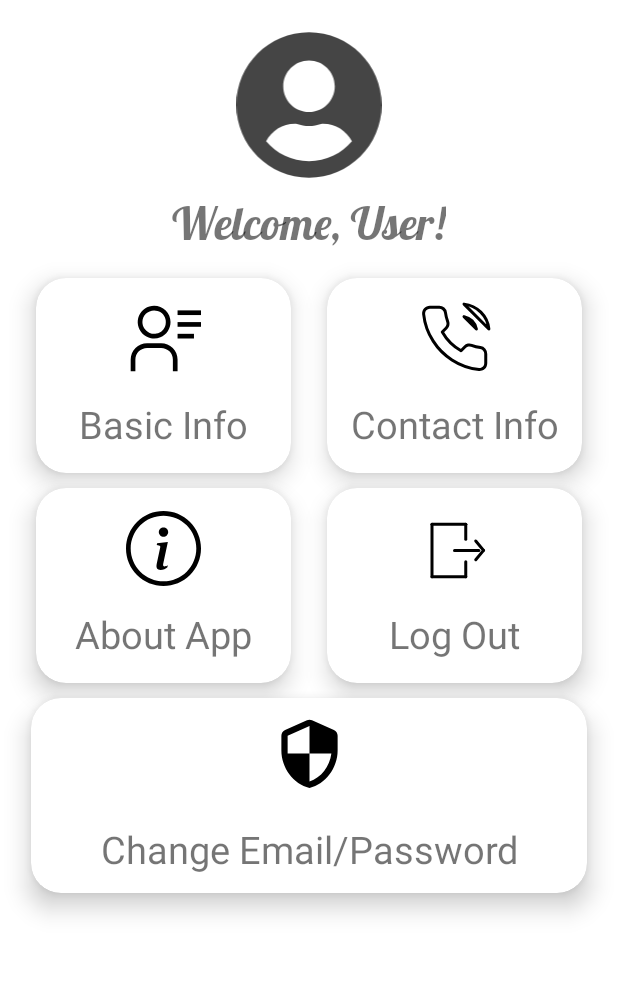
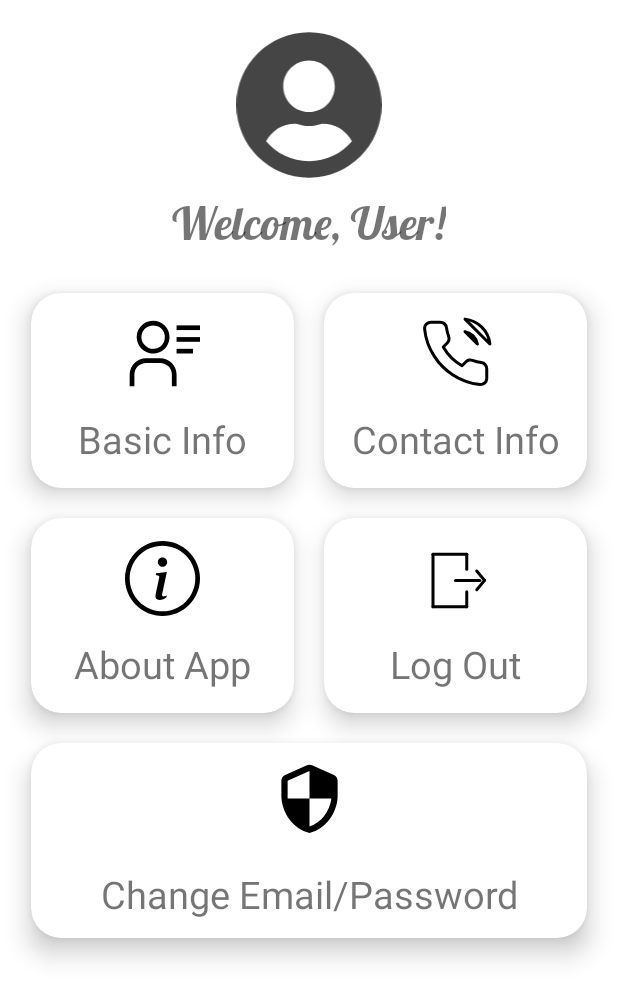
Before and after one commit to rjhaye/Club-Informant, an Android app: the fragment SettingsFragment shown on its own in the app's theme, on a phone screen of 412 x 824 dp. Shown: the top 1000 px of the screen. Run offline under Robolectric (Android 15) with nearby library versions, the phone set to English and light mode, and no system bars.

Commit message:
Using percentage as measurement

```diff
--- a/app/src/main/res/layout/fragment_settings.xml
+++ b/app/src/main/res/layout/fragment_settings.xml
@@ -10,6 +10,7 @@
     <androidx.constraintlayout.widget.ConstraintLayout
         android:layout_width="match_parent"
         android:layout_height="match_parent">
+
 
         <ImageView
             android:id="@+id/iv_profile_picture"
@@ -35,16 +36,16 @@
 
         <androidx.cardview.widget.CardView
             android:id="@+id/card_basic_info"
-            android:layout_width="170dp"
+            android:layout_width="0dp"
             android:layout_height="130dp"
-            android:layout_marginTop="10dp"
-            android:minWidth="170dp"
+            android:layout_marginTop="20dp"
             android:minHeight="130dp"
             app:cardCornerRadius="20dp"
             app:cardElevation="10dp"
             app:layout_constraintLeft_toLeftOf="parent"
             app:layout_constraintRight_toLeftOf="@id/card_contact_info"
-            app:layout_constraintTop_toBottomOf="@id/tv_user_name">
+            app:layout_constraintTop_toBottomOf="@id/tv_user_name"
+            app:layout_constraintWidth_percent=".425">
 
             <androidx.constraintlayout.widget.ConstraintLayout
                 android:layout_width="match_parent"
@@ -76,16 +77,16 @@
 
         <androidx.cardview.widget.CardView
             android:id="@+id/card_contact_info"
-            android:layout_width="170dp"
+            android:layout_width="0dp"
             android:layout_height="130dp"
-            android:layout_marginTop="10dp"
-            android:minWidth="170dp"
+            android:layout_marginTop="20dp"
             android:minHeight="130dp"
             app:cardCornerRadius="20dp"
             app:cardElevation="10dp"
             app:layout_constraintLeft_toRightOf="@id/card_basic_info"
             app:layout_constraintRight_toRightOf="parent"
-            app:layout_constraintTop_toBottomOf="@id/tv_user_name">
+            app:layout_constraintTop_toBottomOf="@id/tv_user_name"
+            app:layout_constraintWidth_percent=".425">
 
             <androidx.constraintlayout.widget.ConstraintLayout
                 android:layout_width="match_parent"
@@ -118,15 +119,15 @@
 
         <androidx.cardview.widget.CardView
             android:id="@+id/card_about_app"
-            android:layout_width="170dp"
+            android:layout_width="0dp"
             android:layout_height="130dp"
-            android:layout_marginTop="10dp"
-            android:minWidth="170dp"
+            android:layout_marginTop="20dp"
             android:minHeight="130dp"
             app:cardCornerRadius="20dp"
             app:cardElevation="10dp"
             app:layout_constraintLeft_toLeftOf="@id/card_basic_info"
-            app:layout_constraintTop_toBottomOf="@+id/card_basic_info">
+            app:layout_constraintTop_toBottomOf="@+id/card_basic_info"
+            app:layout_constraintWidth_percent=".425">
 
             <androidx.constraintlayout.widget.ConstraintLayout
                 android:layout_width="match_parent"
@@ -160,16 +161,17 @@
 
         <androidx.cardview.widget.CardView
             android:id="@+id/card_log_out"
-            android:layout_width="170dp"
+            android:layout_width="0dp"
             android:layout_height="130dp"
-            android:layout_marginTop="10dp"
+            android:layout_marginTop="20dp"
             android:minWidth="170dp"
             android:minHeight="130dp"
             app:cardCornerRadius="20dp"
             app:cardElevation="10dp"
             app:layout_constraintLeft_toRightOf="@id/card_about_app"
             app:layout_constraintRight_toRightOf="parent"
-            app:layout_constraintTop_toBottomOf="@id/card_contact_info">
+            app:layout_constraintTop_toBottomOf="@id/card_contact_info"
+            app:layout_constraintWidth_percent=".425">
 
             <androidx.constraintlayout.widget.ConstraintLayout
                 android:layout_width="match_parent"
@@ -203,7 +205,7 @@
         <androidx.cardview.widget.CardView
             android:layout_width="0dp"
             android:layout_height="130dp"
-            android:layout_marginTop="10dp"
+            android:layout_marginTop="20dp"
             app:cardCornerRadius="20dp"
             app:cardElevation="10dp"
             app:layout_constraintLeft_toLeftOf="@id/card_about_app"
```
